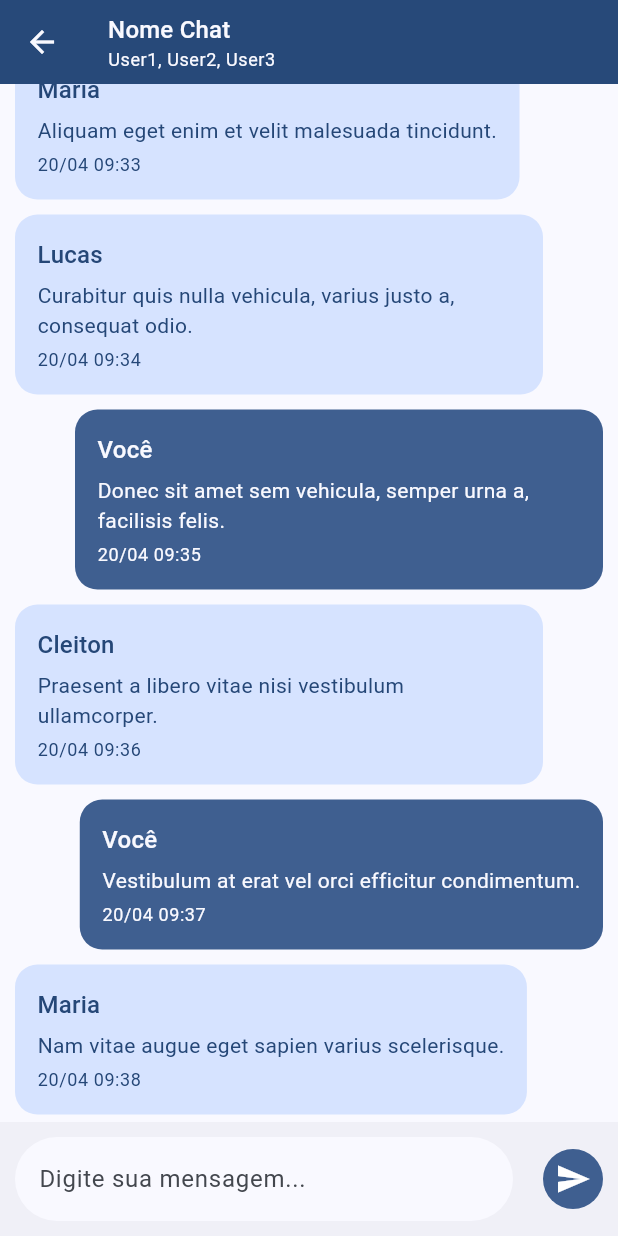
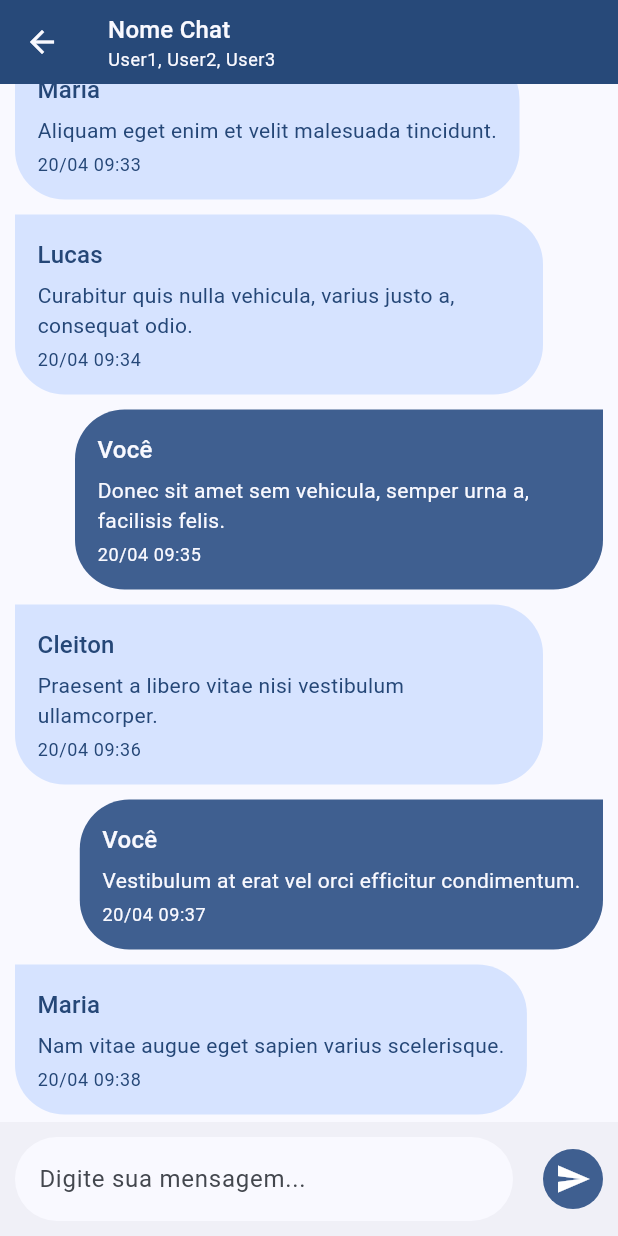
Before and after one commit to meirelesnic/SistemaDeCaronasUFF, a Flutter app: the ChatMessages screen opened directly, on a phone screen of 412 x 824 dp. Run offline on Flutter 3.47's test engine with Material 3 defaults, Android fonts, the phone set to English and light mode, and no system bars; our stand-ins replace cloud_firestore, dio, firebase_auth, firebase_core, font_awesome_flutter, google_sign_in and 1 more; missing offline and left inert: dart:ffi, open_street_map_search_and_pick; accounts and stored records are empty.

Commit message:
bubble new design

```diff
--- a/uff_caronas/lib/view/custom_widgets/messageBubble.dart
+++ b/uff_caronas/lib/view/custom_widgets/messageBubble.dart
@@ -5,12 +5,14 @@ class MessageBubble extends StatelessWidget {
   final String time;
   final bool isSender;
   final String username;
+  final double raio;
 
   const MessageBubble({
     required this.message,
     required this.time,
     required this.isSender,
     required this.username,
+    this.raio = 33
   });
 
   @override
@@ -18,11 +20,27 @@ class MessageBubble extends StatelessWidget {
     return Align(
       alignment: isSender ? Alignment.topRight : Alignment.topLeft,
       child: Container(
-        margin: isSender ? EdgeInsets.fromLTRB(50, 5, 10, 5) : EdgeInsets.fromLTRB(10, 5, 50, 5),
+        margin: isSender
+            ? EdgeInsets.fromLTRB(50, 5, 10, 5)
+            : EdgeInsets.fromLTRB(10, 5, 50, 5),
         padding: EdgeInsets.symmetric(vertical: 15, horizontal: 15),
         decoration: BoxDecoration(
-          color: isSender ? Theme.of(context).colorScheme.primary : Theme.of(context).colorScheme.primaryContainer,
-          borderRadius: BorderRadius.circular(15),
+          color: isSender
+              ? Theme.of(context).colorScheme.primary
+              : Theme.of(context).colorScheme.primaryContainer,
+          borderRadius: isSender
+              ? BorderRadius.only(
+                  topLeft: Radius.circular(raio),
+                  topRight: Radius.circular(0),
+                  bottomLeft: Radius.circular(raio),
+                  bottomRight: Radius.circular(raio),
+                )
+              : BorderRadius.only(
+                  topLeft: Radius.circular(0),
+                  topRight: Radius.circular(raio),
+                  bottomLeft: Radius.circular(raio),
+                  bottomRight: Radius.circular(raio),
+                ),
         ),
         child: Column(
           crossAxisAlignment: CrossAxisAlignment.start,
@@ -30,22 +48,28 @@ class MessageBubble extends StatelessWidget {
             Text(
               username,
               style: Theme.of(context).textTheme.titleMedium?.copyWith(
-              color: isSender ? Theme.of(context).colorScheme.background : Theme.of(context).colorScheme.onPrimaryContainer,
-              )
+                    color: isSender
+                        ? Theme.of(context).colorScheme.background
+                        : Theme.of(context).colorScheme.onPrimaryContainer,
+                  ),
             ),
             SizedBox(height: 5),
             Text(
               message,
               style: Theme.of(context).textTheme.bodyMedium?.copyWith(
-              color: isSender ? Theme.of(context).colorScheme.background : Theme.of(context).colorScheme.onPrimaryContainer,
-              )
+                    color: isSender
+                        ? Theme.of(context).colorScheme.background
+                        : Theme.of(context).colorScheme.onPrimaryContainer,
+                  ),
             ),
             SizedBox(height: 5),
             Text(
               time,
               style: Theme.of(context).textTheme.bodySmall?.copyWith(
-              color: isSender ? Theme.of(context).colorScheme.background : Theme.of(context).colorScheme.onPrimaryContainer,
-              )
+                    color: isSender
+                        ? Theme.of(context).colorScheme.background
+                        : Theme.of(context).colorScheme.onPrimaryContainer,
+                  ),
             ),
           ],
         ),
```
